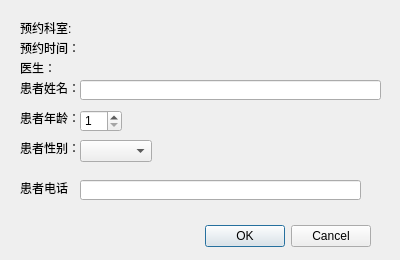
Before: the Qt Designer form AddAppointmentDialog.ui in QZero233/QTHospitalManager, drawn with Qt 5.
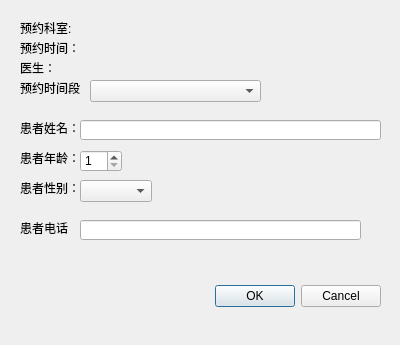
After: the same form once the commit is applied.

Diff of the .ui file:
```diff
--- a/AddAppointmentDialog.ui
+++ b/AddAppointmentDialog.ui
@@ -7,7 +7,7 @@
     <x>0</x>
     <y>0</y>
     <width>400</width>
-    <height>260</height>
+    <height>345</height>
    </rect>
   </property>
   <property name="windowTitle">
@@ -16,8 +16,8 @@
   <widget class="QDialogButtonBox" name="buttonBox">
    <property name="geometry">
     <rect>
-     <x>30</x>
-     <y>220</y>
+     <x>40</x>
+     <y>280</y>
      <width>341</width>
      <height>32</height>
     </rect>
@@ -72,7 +72,7 @@
    <property name="geometry">
     <rect>
      <x>20</x>
-     <y>80</y>
+     <y>120</y>
      <width>61</width>
      <height>16</height>
     </rect>
@@ -85,7 +85,7 @@
    <property name="geometry">
     <rect>
      <x>80</x>
-     <y>80</y>
+     <y>120</y>
      <width>301</width>
      <height>20</height>
     </rect>
@@ -95,7 +95,7 @@
    <property name="geometry">
     <rect>
      <x>20</x>
-     <y>110</y>
+     <y>150</y>
      <width>61</width>
      <height>16</height>
     </rect>
@@ -108,7 +108,7 @@
    <property name="geometry">
     <rect>
      <x>80</x>
-     <y>110</y>
+     <y>150</y>
      <width>42</width>
      <height>22</height>
     </rect>
@@ -124,7 +124,7 @@
    <property name="geometry">
     <rect>
      <x>20</x>
-     <y>140</y>
+     <y>180</y>
      <width>61</width>
      <height>16</height>
     </rect>
@@ -137,7 +137,7 @@
    <property name="geometry">
     <rect>
      <x>80</x>
-     <y>140</y>
+     <y>180</y>
      <width>72</width>
      <height>22</height>
     </rect>
@@ -147,7 +147,7 @@
    <property name="geometry">
     <rect>
      <x>20</x>
-     <y>180</y>
+     <y>220</y>
      <width>51</width>
      <height>16</height>
     </rect>
@@ -160,12 +160,35 @@
    <property name="geometry">
     <rect>
      <x>80</x>
-     <y>180</y>
+     <y>220</y>
      <width>281</width>
      <height>20</height>
     </rect>
    </property>
   </widget>
+  <widget class="QLabel" name="label">
+   <property name="geometry">
+    <rect>
+     <x>20</x>
+     <y>80</y>
+     <width>71</width>
+     <height>16</height>
+    </rect>
+   </property>
+   <property name="text">
+    <string>预约时间段</string>
+   </property>
+  </widget>
+  <widget class="QComboBox" name="comboBox_time_period">
+   <property name="geometry">
+    <rect>
+     <x>90</x>
+     <y>80</y>
+     <width>171</width>
+     <height>22</height>
+    </rect>
+   </property>
+  </widget>
  </widget>
  <resources/>
  <connections>
```
